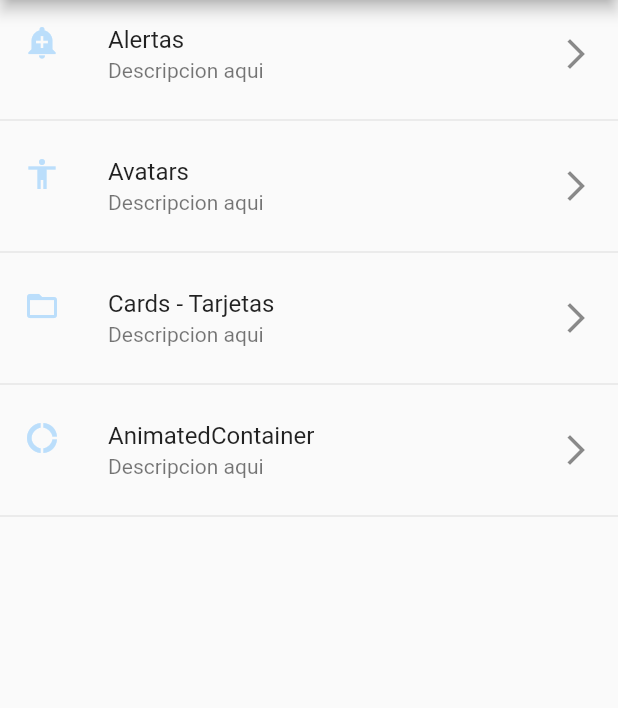
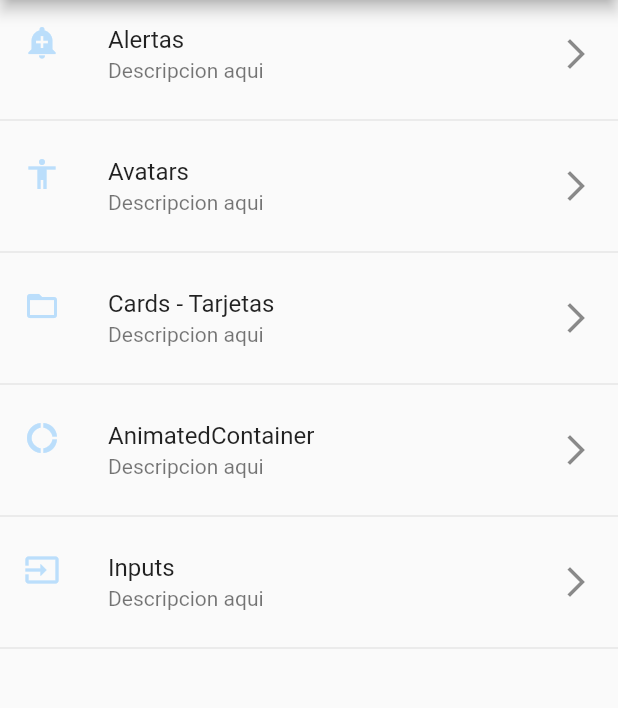
Before and after one commit to VershyCode/flutter-practica-componentes, a Flutter app: the screen it shows after launch, on a phone screen of 412 x 824 dp, the part 84-792 px from its top. Run offline on Flutter 3.47's test engine with Material 2 defaults, Android fonts, the phone set to English and light mode, and no system bars.

Commit message:
Practica 12 - Inputs
Se comenzara a practicas con los Inputs.

```diff
--- a/data/menu_opts.json
+++ b/data/menu_opts.json
@@ -20,6 +20,11 @@
             "ruta" : "animatedContainer",
             "icon" : "donut_large",
             "texto": "AnimatedContainer"
+        },
+        {
+            "ruta" : "inputs",
+            "icon" : "input",
+            "texto": "Inputs"
         }
     ]
 }
--- a/lib/src/pages/animated_container.dart
+++ b/lib/src/pages/animated_container.dart
@@ -23,7 +23,7 @@ class _AnimatedContainerPageState extends State<AnimatedContainerPage> {
       body: Center(
         child: AnimatedContainer(
           duration: Duration(seconds: 1), // Duracion al dibujar
-          curve: Curves.fastOutSlowIn, // Efecto
+          curve: Curves.elasticOut, // Efecto
           width: _width,
           height: _height,
           decoration: BoxDecoration(
--- a/lib/src/routes/routes.dart
+++ b/lib/src/routes/routes.dart
@@ -1,5 +1,6 @@
 import 'package:components/src/pages/animated_container.dart';
 import 'package:flutter/material.dart';
+import 'package:components/src/pages/input_page.dart';
 import 'package:components/src/pages/alert_page.dart';
 import 'package:components/src/pages/avatar_page.dart';
 import 'package:components/src/pages/home_page.dart';
@@ -12,5 +13,6 @@ Map<String, WidgetBuilder> getApplicationRoutes(){
     'avatar' : (BuildContext context) => AvatarPage(),
     'card' : (BuildContext context) => CardPage(),
     'animatedContainer' : (BuildContext context) => AnimatedContainerPage(),
+    'inputs' : (BuildContext context) => InputPage(),
   };
 }
--- a/lib/src/utils/icon_string_util.dart
+++ b/lib/src/utils/icon_string_util.dart
@@ -5,6 +5,7 @@ final _icons = <String, IconData>{
   'accessibility' : Icons.accessibility,
   'folder_open' : Icons.folder_open,
   'donut_large' : Icons.donut_large,
+  'input' : Icons.input,
 };
 
 Icon getIcon(String nombreIcono){
```
Also changed, not shown: lib/src/pages/input_page.dart (added, +19 -0 lines).
